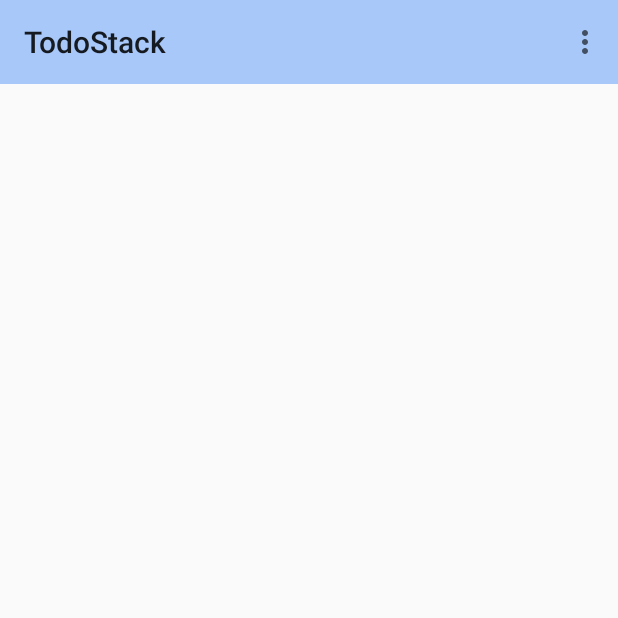
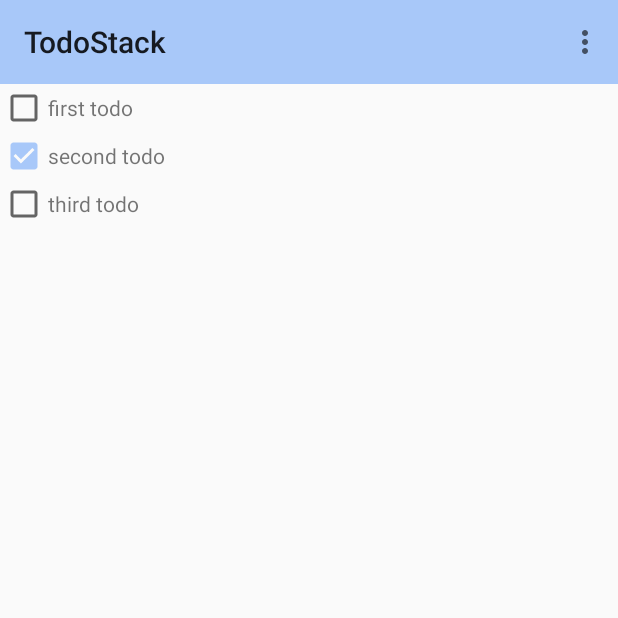
Before and after one commit to Dal-Pi/TodoStack3, an Android app: the screen it shows after launch (MainActivity), on a phone screen of 412 x 824 dp, the top half of it. Run offline under Robolectric (Android 15) with nearby library versions, the phone set to English and light mode, and no system bars.

Commit message:
[170725] make checklistview

```diff
--- a/app/src/main/java/com/kania/todostack3/data/TodoData.java
+++ b/app/src/main/java/com/kania/todostack3/data/TodoData.java
@@ -16,4 +16,5 @@ public class TodoData {
     public String location;
     public long created;
     public long lastUpdated;
+    public boolean complete;
 }
--- a/app/src/main/java/com/kania/todostack3/view/CheckListAdapter.java
+++ /dev/null
@@ -1,14 +0,0 @@
-package com.kania.todostack3.view;
-
-import android.content.Context;
-
-/**
- * Created by Seonghan Kim on 2017-07-14.
- */
-
-public class CheckListAdapter {
-
-    private Context mContext;
-
-
-}
--- a/app/src/main/java/com/kania/todostack3/view/CheckListFragment.java
+++ /dev/null
@@ -1,66 +0,0 @@
-package com.kania.todostack3.view;
-
-import android.content.Context;
-import android.net.Uri;
-import android.os.Bundle;
-import android.support.v4.app.Fragment;
-import android.support.v7.widget.RecyclerView;
-import android.view.LayoutInflater;
-import android.view.View;
-import android.view.ViewGroup;
-
-import com.kania.todostack3.R;
-
-public class CheckListFragment extends Fragment {
-
-    private OnFragmentInteractionListener mListener;
-
-    private RecyclerView mRecyclerView;
-
-    public CheckListFragment() {
-        // Required empty public constructor
-    }
-
-    // TODO: Rename and change types and number of parameters
-    public static CheckListFragment newInstance() {
-        CheckListFragment fragment = new CheckListFragment();
-        //Bundle args = new Bundle();
-        //fragment.setArguments(args);
-        return fragment;
-    }
-
-    @Override
-    public void onCreate(Bundle savedInstanceState) {
-        super.onCreate(savedInstanceState);
-        if (getArguments() != null) {
-            //get args
-        }
-    }
-
-    @Override
-    public View onCreateView(LayoutInflater inflater, ViewGroup container,
-                             Bundle savedInstanceState) {
-        return inflater.inflate(R.layout.fragment_check_list, container, false);
-    }
-
-    @Override
-    public void onAttach(Context context) {
-        super.onAttach(context);
-        if (context instanceof OnFragmentInteractionListener) {
-            mListener = (OnFragmentInteractionListener) context;
-        } else {
-            throw new RuntimeException(context.toString()
-                    + " must implement OnFragmentInteractionListener");
-        }
-    }
-
-    @Override
-    public void onDetach() {
-        super.onDetach();
-        mListener = null;
-    }
-
-    public interface OnFragmentInteractionListener {
-        void onFragmentInteraction(Uri uri);
-    }
-}
--- a/app/src/main/java/com/kania/todostack3/view/MainActivity.java
+++ b/app/src/main/java/com/kania/todostack3/view/MainActivity.java
@@ -11,6 +11,7 @@ import android.view.Menu;
 import android.view.MenuItem;
 
 import com.kania.todostack3.R;
+import com.kania.todostack3.view.checklist.CheckListFragment;
 
 public class MainActivity extends AppCompatActivity
         implements CheckListFragment.OnFragmentInteractionListener {
--- /dev/null
+++ b/app/src/main/java/com/kania/todostack3/view/checklist/CheckListAdapter.java
@@ -0,0 +1,73 @@
+package com.kania.todostack3.view.checklist;
+
+import android.support.v7.widget.RecyclerView;
+import android.view.LayoutInflater;
+import android.view.View;
+import android.view.ViewGroup;
+import android.widget.CheckBox;
+import android.widget.TextView;
+
+import com.kania.todostack3.R;
+import com.kania.todostack3.data.TodoData;
+import com.kania.todostack3.view.checklist.item.AbstractListItemData;
+
+import java.util.ArrayList;
+
+/**
+ * Created by Seonghan Kim on 2017-07-14.
+ */
+
+public class CheckListAdapter extends RecyclerView.Adapter {
+
+    private ArrayList<AbstractListItemData> mItems;
+
+    public CheckListAdapter(ArrayList<AbstractListItemData> items) {
+        this.mItems = items;
+    }
+
+    @Override
+    public RecyclerView.ViewHolder onCreateViewHolder(ViewGroup parent, int viewType) {
+        View view = LayoutInflater.from(parent.getContext())
+                .inflate(R.layout.listitem_checkable, parent, false);
+
+        if (viewType == AbstractListItemData.CHECK_ITEM) {
+            return new CheckableViewHolder(view);
+        }
+
+        return null;
+    }
+
+    @Override
+    public void onBindViewHolder(RecyclerView.ViewHolder holder, int position) {
+        TodoData todoData = mItems.get(position).getTodoData();
+        if (getItemViewType(position) == AbstractListItemData.CHECK_ITEM) {
+            CheckableViewHolder checkableHolder = (CheckableViewHolder)holder;
+            checkableHolder.mCheckBox.setChecked(todoData.complete);
+            checkableHolder.mTextView.setText(todoData.todoName);
+        }
+    }
+
+    @Override
+    public int getItemCount() {
+        return mItems.size();
+    }
+
+    @Override
+    public int getItemViewType(int position) {
+        return mItems.get(position).getItemType();
+    }
+
+    public class CheckableViewHolder extends RecyclerView.ViewHolder {
+
+        public CheckBox mCheckBox;
+        public ViewGroup mContent;
+        public TextView mTextView;
+
+        public CheckableViewHolder(View itemView) {
+            super(itemView);
+            mCheckBox = itemView.findViewById(R.id.item_checkable_check);
+            mContent = itemView.findViewById(R.id.item_checkable_content);
+            mTextView = itemView.findViewById(R.id.item_checkable_name);
+        }
+    }
+}
--- /dev/null
+++ b/app/src/main/java/com/kania/todostack3/view/checklist/CheckListFragment.java
@@ -0,0 +1,118 @@
+package com.kania.todostack3.view.checklist;
+
+import android.content.Context;
+import android.net.Uri;
+import android.os.Bundle;
+import android.support.v4.app.Fragment;
+import android.support.v7.widget.LinearLayoutManager;
+import android.support.v7.widget.RecyclerView;
+import android.view.LayoutInflater;
+import android.view.View;
+import android.view.ViewGroup;
+
+import com.kania.todostack3.R;
+import com.kania.todostack3.data.TodoData;
+import com.kania.todostack3.view.checklist.item.AbstractListItemData;
+import com.kania.todostack3.view.checklist.item.CheckableItemData;
+
+import java.util.ArrayList;
+
+public class CheckListFragment extends Fragment {
+
+    private OnFragmentInteractionListener mListener;
+
+    private RecyclerView mRecyclerView;
+    private LinearLayoutManager mLayoutManager;
+    private CheckListAdapter mCheckListAdapter;
+
+    public CheckListFragment() {
+        // Required empty public constructor
+    }
+
+    // TODO: Rename and change types and number of parameters
+    public static CheckListFragment newInstance() {
+        CheckListFragment fragment = new CheckListFragment();
+        //Bundle args = new Bundle();
+        //fragment.setArguments(args);
+        return fragment;
+    }
+
+    @Override
+    public void onCreate(Bundle savedInstanceState) {
+        super.onCreate(savedInstanceState);
+        if (getArguments() != null) {
+            //get args
+        }
+    }
+
+    @Override
+    public View onCreateView(LayoutInflater inflater, ViewGroup container,
+                             Bundle savedInstanceState) {
+        View view = inflater.inflate(R.layout.fragment_check_list, container, false);
+
+        mRecyclerView = view.findViewById(R.id.frag_checklist_list);
+        mLayoutManager = new LinearLayoutManager(getActivity());
+        mLayoutManager.setOrientation(LinearLayoutManager.VERTICAL);
+        //mLayoutManager.scrollToPosition();
+
+        mRecyclerView.setLayoutManager(mLayoutManager);
+
+        mCheckListAdapter = new CheckListAdapter(getTestList());
+        mRecyclerView.setAdapter(mCheckListAdapter);
+
+        return view;
+    }
+
+    @Override
+    public void onAttach(Context context) {
+        super.onAttach(context);
+        if (context instanceof OnFragmentInteractionListener) {
+            mListener = (OnFragmentInteractionListener) context;
+        } else {
+            throw new RuntimeException(context.toString()
+                    + " must implement OnFragmentInteractionListener");
+        }
+    }
+
+    @Override
+    public void onDetach() {
+        super.onDetach();
+        mListener = null;
+    }
+
+    public interface OnFragmentInteractionListener {
+        void onFragmentInteraction(Uri uri);
+    }
+
+    //test code [start]
+    ArrayList<AbstractListItemData> getTestList() {
+        ArrayList<AbstractListItemData> items = new ArrayList<>();
+
+        TodoData todo1 = new TodoData();
+        todo1.id = 1;
+        todo1.todoName = "first todo";
+        todo1.subjectOrder = 1;
+        todo1.complete = false;
+        CheckableItemData item1 = new CheckableItemData(todo1);
+        items.add(item1);
+
+        TodoData todo2 = new TodoData();
+        todo2.id = 2;
+        todo2.todoName = "second todo";
+        todo2.subjectOrder = 1;
+        todo2.complete = true;
+        CheckableItemData item2 = new CheckableItemData(todo2);
+        items.add(item2);
+
+        TodoData todo3 = new TodoData();
+        todo3.id = 3;
+        todo3.todoName = "third todo";
+        todo3.subjectOrder = 2;
+        todo3.complete = false;
+        CheckableItemData item3 = new CheckableItemData(todo3);
+        items.add(item3);
+
+        return items;
+    }
+    //test code [end]
+}
--- a/app/src/main/java/com/kania/todostack3/view/AbstractListItemData.java
+++ b/app/src/main/java/com/kania/todostack3/view/checklist/item/AbstractListItemData.java
@@ -1,4 +1,4 @@
-package com.kania.todostack3.view;
+package com.kania.todostack3.view.checklist.item;
 
 import android.view.View;
 
@@ -9,6 +9,10 @@ import com.kania.todostack3.data.TodoData;
  */
 
 public abstract class AbstractListItemData {
+
+    public static final int CHECK_ITEM = 0;
+    public static final int ADD_ITEM = 1;
+    public static final int REPEAT_OPTION_ITEM = 2;
 
     private TodoData mTodoData;
     private int mItemType;
--- /dev/null
+++ b/app/src/main/java/com/kania/todostack3/view/checklist/item/CheckableItemData.java
@@ -0,0 +1,21 @@
+package com.kania.todostack3.view.checklist.item;
+
+import android.view.View;
+
+import com.kania.todostack3.data.TodoData;
+
+/**
+ * Created by Seonghan Kim on 2017-07-25.
+ */
+
+public class CheckableItemData extends AbstractListItemData {
+
+    public CheckableItemData(TodoData todoData) {
+        super(todoData, AbstractListItemData.CHECK_ITEM);
+    }
+
+    @Override
+    public View getItemView() {
+        return null;
+    }
+}
--- a/app/src/main/res/layout/fragment_check_list.xml
+++ b/app/src/main/res/layout/fragment_check_list.xml
@@ -2,7 +2,7 @@
     xmlns:tools="http://schemas.android.com/tools"
     android:layout_width="match_parent"
     android:layout_height="match_parent"
-    tools:context="com.kania.todostack3.view.CheckListFragment">
+    tools:context="com.kania.todostack3.view.checklist.CheckListFragment">
 
     <android.support.v7.widget.RecyclerView
         android:id="@+id/frag_checklist_list"
--- /dev/null
+++ b/app/src/main/res/layout/listitem_checkable.xml
@@ -0,0 +1,34 @@
+<?xml version="1.0" encoding="utf-8"?>
+<LinearLayout xmlns:android="http://schemas.android.com/apk/res/android"
+    android:layout_width="wrap_content"
+    android:layout_height="wrap_content"
+    android:orientation="horizontal">
+
+    <CheckBox
+        android:id="@+id/item_checkable_check"
+        android:layout_width="wrap_content"
+        android:layout_height="wrap_content"
+        android:layout_gravity="center_vertical"
+        />
+
+    <RelativeLayout
+        android:id="@+id/item_checkable_content"
+        android:layout_width="0dp"
+        android:layout_height="match_parent"
+        android:layout_weight="1"
+        android:clickable="true"
+        android:background="?android:selectableItemBackground"
+        android:gravity="center_vertical">
+
+        <TextView
+            android:id="@+id/item_checkable_name"
+            android:layout_width="match_parent"
+            android:layout_height="wrap_content"
+            android:text="checkable item"
+            android:gravity="center_vertical"
+            />
+    </RelativeLayout>
+
+
+
+</LinearLayout>
```
